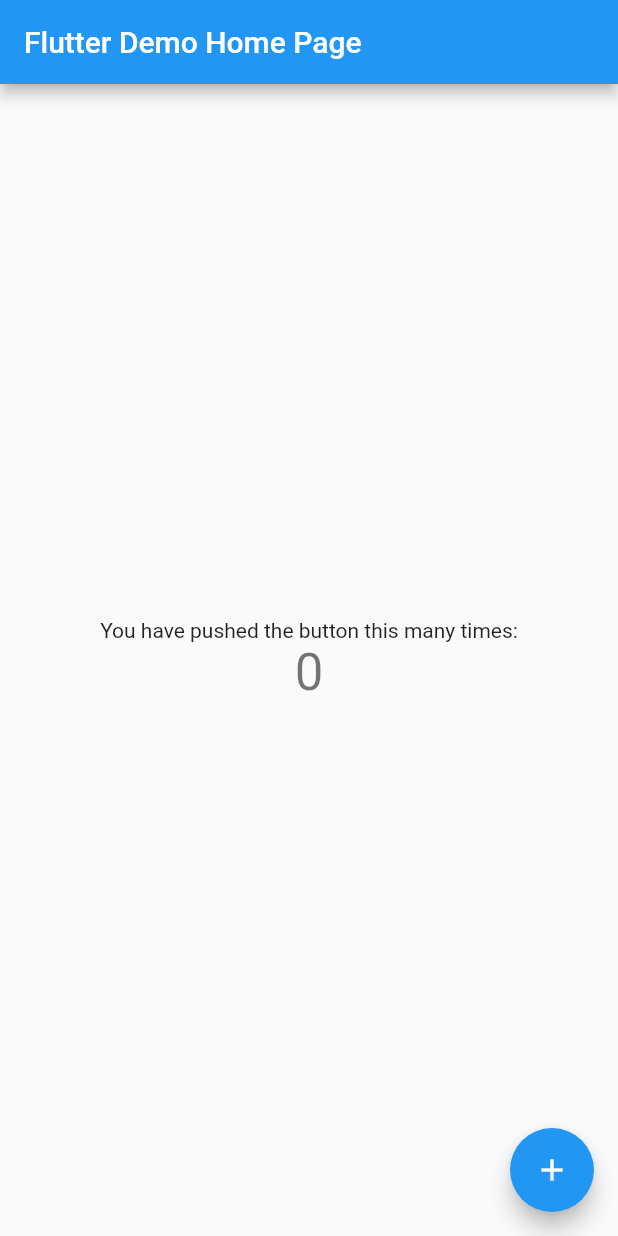
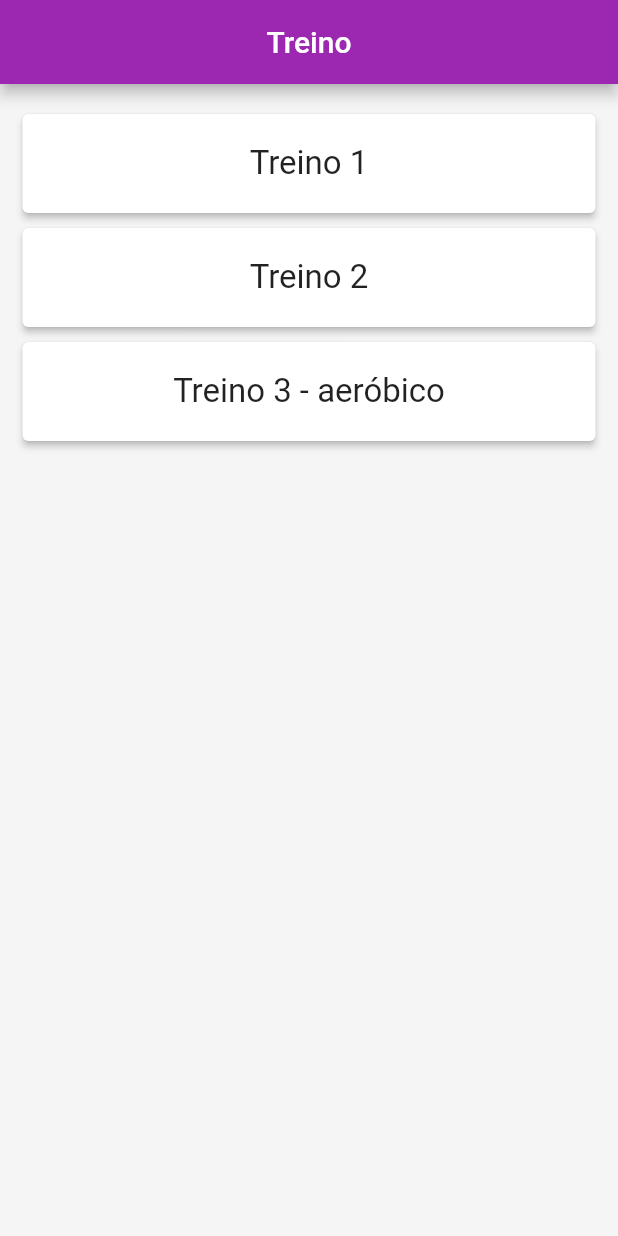
Before and after one commit to rsjulie/treino, a Flutter app: the screen it shows after launch, on a phone screen of 412 x 824 dp. Run offline on Flutter 3.47's test engine with Material 2 defaults, Android fonts, the phone set to English and light mode, and no system bars.

Commit message:
pagina inicial

```diff
--- /dev/null
+++ b/lib/app/modules/treino.dart
@@ -0,0 +1,57 @@
+import 'package:flutter/cupertino.dart';
+import 'package:flutter/material.dart';
+
+class Treino extends StatelessWidget {
+  const Treino({Key? key}) : super(key: key);
+
+  @override
+  Widget build(BuildContext context) {
+    return Scaffold(
+      backgroundColor: Color.fromARGB(255, 245, 245, 245),
+      appBar: AppBar(
+        title: const Text('Treino'),
+        centerTitle: true,
+      ),
+      body: ListView(
+        children:  [
+           SizedBox(height: 15),
+
+           Card(
+             elevation: 2,
+             margin: EdgeInsets.symmetric(horizontal: 15, vertical: 5),
+             child: InkWell(
+               onTap: (){},
+               child: Padding(
+                 padding: EdgeInsets.symmetric(horizontal: 15, vertical: 20),
+                 child: Center(child: Text('Treino 1', style: TextStyle(fontSize: 22, ),)),
+               ),
+             ),
+           ),
+           Card(
+             elevation: 2,
+             margin: EdgeInsets.symmetric(horizontal: 15, vertical: 5),
+             child: InkWell(
+               onTap: (){},
+               child: Padding(
+                 padding: EdgeInsets.symmetric(horizontal: 15, vertical: 20),
+                 child: Center(child: Text('Treino 2', style: TextStyle(fontSize: 22, ),)),
+               ),
+             ),
+           ),
+           Card(
+             elevation: 2,
+             margin: EdgeInsets.symmetric(horizontal: 15, vertical: 5),
+             child: InkWell(
+               onTap: (){},
+               child: Padding(
+                 padding: EdgeInsets.symmetric(horizontal: 15, vertical: 20),
+                 child: Center(child: Text('Treino 3 - aeróbico', style: TextStyle(fontSize: 22, ),)),
+               ),
+             ),
+           ),
+        ],
+      ),
+    );
+  }
+
+}
--- a/lib/main.dart
+++ b/lib/main.dart
@@ -1,4 +1,5 @@
 import 'package:flutter/material.dart';
+import 'package:treino/app/modules/treino.dart';
 
 void main() {
   runApp(const MyApp());
@@ -11,105 +12,12 @@ class MyApp extends StatelessWidget {
   @override
   Widget build(BuildContext context) {
     return MaterialApp(
+      debugShowCheckedModeBanner: false,
       title: 'Flutter Demo',
       theme: ThemeData(
-        // This is the theme of your application.
-        //
-        // Try running your application with "flutter run". You'll see the
-        // application has a blue toolbar. Then, without quitting the app, try
-        // changing the primarySwatch below to Colors.green and then invoke
-        // "hot reload" (press "r" in the console where you ran "flutter run",
-        // or simply save your changes to "hot reload" in a Flutter IDE).
-        // Notice that the counter didn't reset back to zero; the application
-        // is not restarted.
-        primarySwatch: Colors.blue,
+        primarySwatch: Colors.purple,
       ),
-      home: const MyHomePage(title: 'Flutter Demo Home Page'),
+      home: Treino(),
     );
   }
 }
-
-class MyHomePage extends StatefulWidget {
-  const MyHomePage({Key? key, required this.title}) : super(key: key);
-
-  // This widget is the home page of your application. It is stateful, meaning
-  // that it has a State object (defined below) that contains fields that affect
-  // how it looks.
-
-  // This class is the configuration for the state. It holds the values (in this
-  // case the title) provided by the parent (in this case the App widget) and
-  // used by the build method of the State. Fields in a Widget subclass are
-  // always marked "final".
-
-  final String title;
-
-  @override
-  State<MyHomePage> createState() => _MyHomePageState();
-}
-
-class _MyHomePageState extends State<MyHomePage> {
-  int _counter = 0;
-
-  void _incrementCounter() {
-    setState(() {
-      // This call to setState tells the Flutter framework that something has
-      // changed in this State, which causes it to rerun the build method below
-      // so that the display can reflect the updated values. If we changed
-      // _counter without calling setState(), then the build method would not be
-      // called again, and so nothing would appear to happen.
-      _counter++;
-    });
-  }
-
-  @override
-  Widget build(BuildContext context) {
-    // This method is rerun every time setState is called, for instance as done
-    // by the _incrementCounter method above.
-    //
-    // The Flutter framework has been optimized to make rerunning build methods
-    // fast, so that you can just rebuild anything that needs updating rather
-    // than having to individually change instances of widgets.
-    return Scaffold(
-      appBar: AppBar(
-        // Here we take the value from the MyHomePage object that was created by
-        // the App.build method, and use it to set our appbar title.
-        title: Text(widget.title),
-      ),
-      body: Center(
-        // Center is a layout widget. It takes a single child and positions it
-        // in the middle of the parent.
-        child: Column(
-          // Column is also a layout widget. It takes a list of children and
-          // arranges them vertically. By default, it sizes itself to fit its
-          // children horizontally, and tries to be as tall as its parent.
-          //
-          // Invoke "debug painting" (press "p" in the console, choose the
-          // "Toggle Debug Paint" action from the Flutter Inspector in Android
-          // Studio, or the "Toggle Debug Paint" command in Visual Studio Code)
-          // to see the wireframe for each widget.
-          //
-          // Column has various properties to control how it sizes itself and
-          // how it positions its children. Here we use mainAxisAlignment to
-          // center the children vertically; the main axis here is the vertical
-          // axis because Columns are vertical (the cross axis would be
-          // horizontal).
-          mainAxisAlignment: MainAxisAlignment.center,
-          children: <Widget>[
-            const Text(
-              'You have pushed the button this many times:',
-            ),
-            Text(
-              '$_counter',
-              style: Theme.of(context).textTheme.headline4,
-            ),
-          ],
-        ),
-      ),
-      floatingActionButton: FloatingActionButton(
-        onPressed: _incrementCounter,
-        tooltip: 'Increment',
-        child: const Icon(Icons.add),
-      ), // This trailing comma makes auto-formatting nicer for build methods.
-    );
-  }
-}
```
